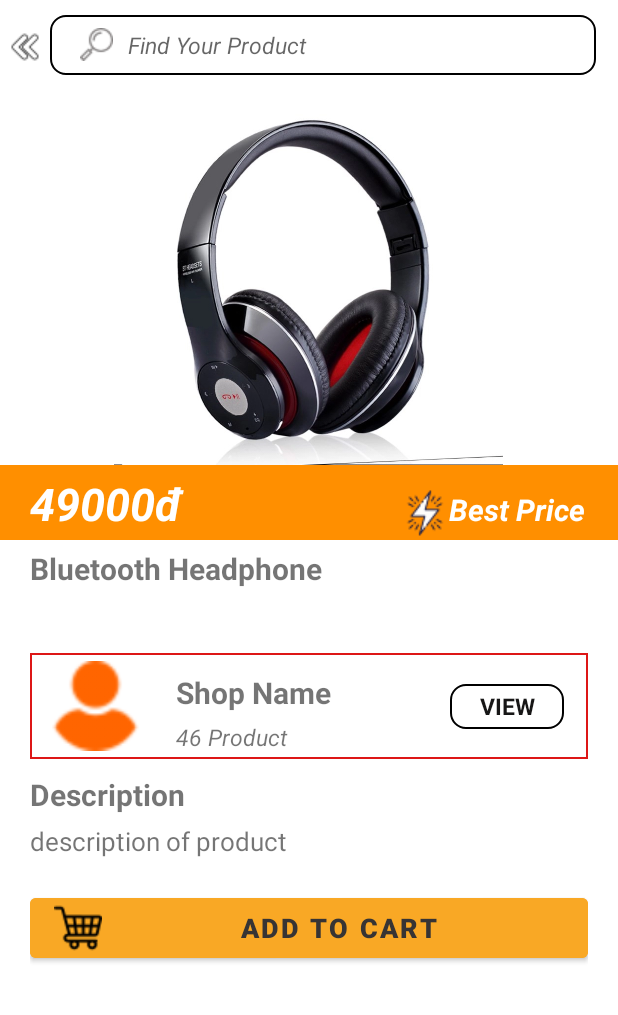
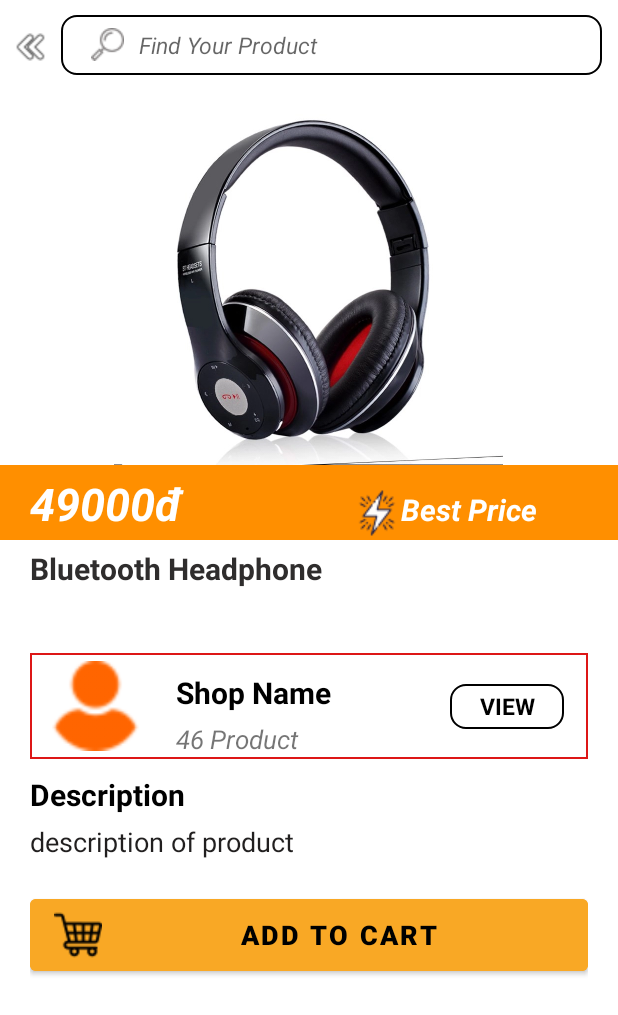
Before and after one commit to cwmTi3n/DoAnAndroid_ShopOnline, an Android app: the layout activity_product_detail.xml on its own in the app's theme, with its tools: preview values and no code run, on a phone screen of 412 x 824 dp. Shown: the top 1015 px of the screen. Run offline under Robolectric (Android 15) with nearby library versions, the light colour scheme and no system bars.

Commit message:
Xây dựng UI activity_product_detail

```diff
--- a/app/src/main/AndroidManifest.xml
+++ b/app/src/main/AndroidManifest.xml
@@ -25,9 +25,9 @@
         <activity
             android:name=".activity.ChangePasswordActivity"
             android:exported="false" />
-<!--        <activity-->
-<!--            android:name=".activity.ProfileActivity"-->
-<!--            android:exported="false" />-->
+        <activity
+            android:name=".activity.ProfileActivity"
+            android:exported="false" />
         <activity
             android:name=".activity.seller.AddCategoryActivity"
             android:exported="false" />
@@ -37,9 +37,9 @@
         <activity
             android:name=".activity.seller.UpdateProductActivity"
             android:exported="false" />
-        <activity
-            android:name=".activity.ProductDetailActivity"
-            android:exported="false" />
+<!--        <activity-->
+<!--            android:name=".activity.ProductDetailActivity"-->
+<!--            android:exported="false" />-->
         <activity
             android:name=".activity.seller.AddProductActivity"
             android:exported="false" />
@@ -50,7 +50,7 @@
             android:name=".activity.LoginActivity"
             android:exported="false" />
         <activity
-            android:name=".activity.ProfileActivity"
+            android:name=".activity.ProductDetailActivity"
             android:exported="true">
             <intent-filter>
                 <action android:name="android.intent.action.MAIN" />
--- a/app/src/main/res/layout/activity_product_detail.xml
+++ b/app/src/main/res/layout/activity_product_detail.xml
@@ -5,6 +5,10 @@
     android:layout_width="match_parent"
     android:layout_height="match_parent"
     tools:context=".activity.ProductDetailActivity">
+
+    <ScrollView
+        android:layout_width="match_parent"
+        android:layout_height="match_parent">
 
         <LinearLayout
             android:layout_width="match_parent"
@@ -22,7 +26,7 @@
 
                 <ImageView
                     android:id="@+id/imgback"
-                android:layout_width="wrap_content"
+                    android:layout_width="0dp"
                     android:layout_height="wrap_content"
                     android:layout_marginTop="5dp"
                     android:layout_weight="1"
@@ -30,8 +34,9 @@
 
                 <EditText
                     android:id="@+id/edtfind"
-                android:layout_width="364dp"
+                    android:layout_width="0dp"
                     android:layout_height="40dp"
+                    android:layout_weight="8.75"
                     android:background="@drawable/radius_border_10dp"
                     android:drawableLeft="@drawable/search"
                     android:drawablePadding="10dp"
@@ -60,9 +65,9 @@
 
                 <TextView
                     android:id="@+id/tvprice"
-                android:layout_width="50dp"
+                    android:layout_width="0dp"
                     android:layout_height="50dp"
-                android:layout_weight="9"
+                    android:layout_weight="8"
                     android:layout_marginLeft="20dp"
                     android:paddingTop="5dp"
                     android:text="49000đ"
@@ -92,7 +97,8 @@
                 android:layout_marginTop="5dp"
                 android:text="Bluetooth Headphone "
                 android:textSize="20dp"
-            android:textStyle="bold" />
+                android:textStyle="bold"
+                android:textColor="#2F2D2D"/>
 
             <LinearLayout
                 android:layout_width="match_parent"
@@ -128,14 +134,15 @@
                         android:paddingTop="7dp"
                         android:text="Shop Name"
                         android:textSize="20dp"
-                    android:textStyle="bold" />
+                        android:textStyle="bold"
+                        android:textColor="#000"/>
 
                     <TextView
                         android:id="@+id/tvamountProduct"
                         android:layout_width="match_parent"
                         android:layout_height="wrap_content"
                         android:text="46 Product"
-                    android:textSize="15dp"
+                        android:textSize="17dp"
                         android:textStyle="italic"/>
                 </LinearLayout>
 
@@ -151,7 +158,7 @@
                     android:textStyle="bold"
                     android:textAlignment="center"
                     android:text="VIEW"
-                android:textColor="#171616">
+                    android:textColor="#000">
 
                 </TextView>
             </LinearLayout>
@@ -162,8 +169,7 @@
                 android:orientation="vertical"
                 android:layout_marginTop="10dp"
                 android:layout_marginLeft="20dp"
-            android:layout_marginRight="20dp"
-            >
+                android:layout_marginRight="20dp">
 
                 <TextView
                     android:id="@+id/textView"
@@ -171,7 +177,8 @@
                     android:layout_height="wrap_content"
                     android:text="Description"
                     android:textSize="20dp"
-                android:textStyle="bold"/>
+                    android:textStyle="bold"
+                    android:textColor="#000"/>
 
                 <TextView
                     android:id="@+id/tvdescription"
@@ -179,16 +186,17 @@
                     android:layout_height="wrap_content"
                     android:layout_marginTop="5dp"
                     android:text="description of product"
-                android:textSize="17dp"/>
+                    android:textColor="#211F1F"
+                    android:textSize="18dp"/>
 
                 <Button
                     android:id="@+id/btnadd"
                     android:layout_width="match_parent"
-                android:layout_height="wrap_content"
+                    android:layout_height="60dp"
                     android:layout_marginTop="20dp"
                     android:layout_gravity="center"
                     android:backgroundTint="#F9A825"
-                android:textColor="#373434"
+                    android:textColor="#000"
                     android:textSize="18dp"
                     android:text="ADD TO CART"
                     android:textStyle="bold"
@@ -197,4 +205,6 @@
             </LinearLayout>
 
         </LinearLayout>
+
+    </ScrollView>
 </androidx.constraintlayout.widget.ConstraintLayout>
```
Lines whose indentation alone changed are shown as unchanged.
